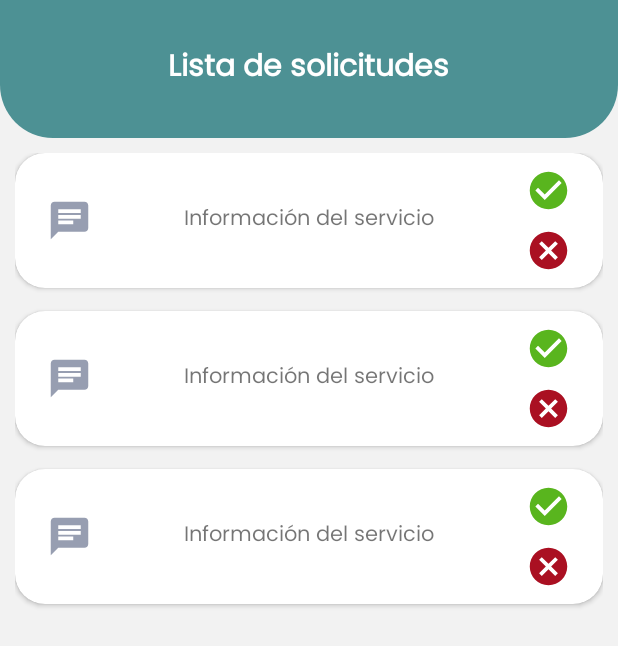
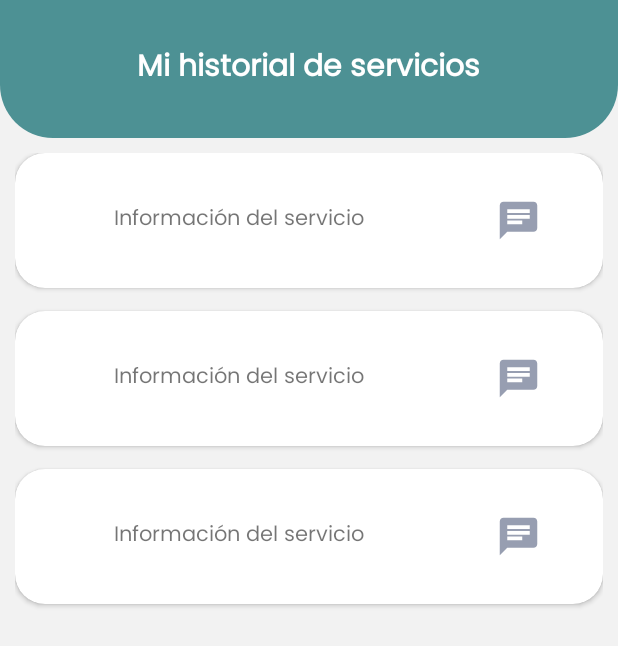
Before and after one commit to DABEV/DEALC, an Android app: the layout activity_service_history.xml on its own in the app's theme, with its tools: preview values and no code run, on a phone screen of 412 x 824 dp. Shown: the top 646 px of the screen. Run offline under Robolectric (Android 15) with nearby library versions, the phone set to English and light mode, and no system bars.

Commit message:
fix: Deleted unuseless buttons

```diff
--- a/app/src/main/java/mx/edu/utez/dealc/adapter/ServiceProviderRequestAdapter.kt
+++ b/app/src/main/java/mx/edu/utez/dealc/adapter/ServiceProviderRequestAdapter.kt
@@ -41,14 +41,6 @@ class ServiceProviderRequestAdapter(
                 this@ServiceProviderRequestAdapter.eventos.onItemClick(element, position)
             }
 
-            binding.imageViewAccept.setOnClickListener {
-                this@ServiceProviderRequestAdapter.eventos.onAcceptClick(element)
-            }
-
-            binding.imageViewReject.setOnClickListener {
-                this@ServiceProviderRequestAdapter.eventos.onRejectClick(element)
-            }
-
             binding.imageViewChat.setOnClickListener {
                 this@ServiceProviderRequestAdapter.eventos.onChatClick(element)
             }
--- a/app/src/main/res/layout/activity_service_history.xml
+++ b/app/src/main/res/layout/activity_service_history.xml
@@ -18,7 +18,7 @@
         <TextView
             android:layout_height="wrap_content"
             android:layout_width="wrap_content"
-            android:text="Lista de solicitudes"
+            android:text="Mi historial de servicios"
             android:textColor="@color/white"
             android:textSize="20sp"
             android:textStyle="bold"
--- a/app/src/main/res/layout/item_service_history.xml
+++ b/app/src/main/res/layout/item_service_history.xml
@@ -14,20 +14,7 @@
         android:orientation="horizontal"
         android:layout_margin="10dp"
         >
-        <!-- Comentario -->
-        <LinearLayout
-            android:layout_width="match_parent"
-            android:layout_height="match_parent"
-            android:layout_weight="6"
-            android:gravity="center"
-            android:orientation="vertical">
-            <ImageView
-                android:id="@+id/imageViewChat"
-                android:layout_width="30dp"
-                android:layout_height="30dp"
-                android:background="@drawable/ic_chat"
-                />
-        </LinearLayout>
+
 
         <!-- Información del servicio -->
         <LinearLayout
@@ -56,18 +43,12 @@
             android:layout_weight="6"
             android:gravity="center"
             android:orientation="vertical">
-
             <ImageView
-                android:id="@+id/imageViewAccept"
+                android:id="@+id/imageViewChat"
                 android:layout_width="30dp"
                 android:layout_height="30dp"
-                android:layout_marginBottom="10dp"
-                android:src="@drawable/ic_check"/>
-            <ImageView
-                android:id="@+id/imageViewReject"
-                android:layout_width="30dp"
-                android:layout_height="30dp"
-                android:src="@drawable/ic_cancel"/>
+                android:background="@drawable/ic_chat"
+                />
         </LinearLayout>
     </LinearLayout>
 
```
